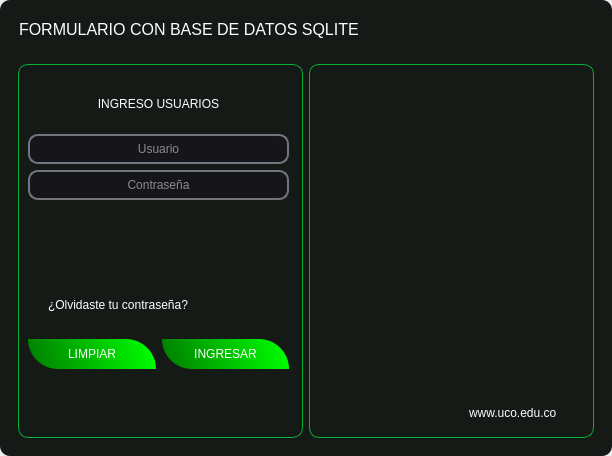
Above: frontend/vistas/login/login.ui from Johnatanvq/pooAPP before the change. Below: the same form after it.
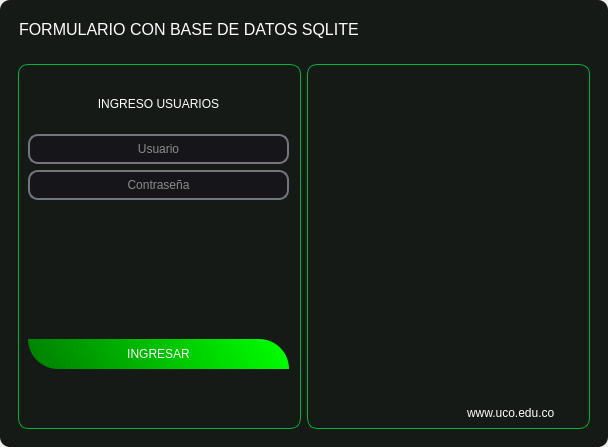
That is the form after the change. Icons and pictures are not drawn.

Commit message: pantalla de bienvenida agregada: redirige al login

```diff
--- a/frontend/vistas/login/login.ui
+++ b/frontend/vistas/login/login.ui
@@ -6,8 +6,8 @@
    <rect>
     <x>0</x>
     <y>0</y>
-    <width>612</width>
-    <height>456</height>
+    <width>608</width>
+    <height>447</height>
    </rect>
   </property>
   <property name="windowTitle">
@@ -124,19 +124,6 @@
             </property>
            </widget>
           </item>
-          <item>
-           <spacer name="login_horizontalSpacer">
-            <property name="orientation">
-             <enum>Qt::Horizontal</enum>
-            </property>
-            <property name="sizeHint" stdset="0">
-             <size>
-              <width>102</width>
-              <height>20</height>
-             </size>
-            </property>
-           </spacer>
-          </item>
           <item>
            <widget class="QPushButton" name="login_bt_minimizar">
             <property name="minimumSize">
@@ -327,25 +314,6 @@
               <set>Qt::AlignCenter</set>
              </property>
             </widget>
-            <widget class="QLabel" name="login_label_recuperacioncontrasena">
-             <property name="geometry">
-              <rect>
-               <x>30</x>
-               <y>230</y>
-               <width>231</width>
-               <height>21</height>
-              </rect>
-             </property>
-             <property name="maximumSize">
-              <size>
-               <width>16777215</width>
-               <height>40</height>
-              </size>
-             </property>
-             <property name="text">
-              <string>¿Olvidaste tu contraseña?</string>
-             </property>
-            </widget>
             <widget class="QWidget" name="layoutWidget">
              <property name="geometry">
               <rect>
@@ -355,34 +323,7 @@
                <height>61</height>
               </rect>
              </property>
-             <layout class="QHBoxLayout" name="horizontalLayout_3" stretch="1,1">
-              <item>
-               <widget class="QPushButton" name="login_bt_limpiar">
-                <property name="minimumSize">
-                 <size>
-                  <width>0</width>
-                  <height>30</height>
-                 </size>
-                </property>
-                <property name="styleSheet">
-                 <string notr="true">QPushButton{
-border-top-left-radius: 0 px;
-border-bottom-left-radius: 30px;
-border-top-right-radius: 30px;
-border-bottom-right-radius: 0px
-}
-QPushButton:hover{
-border-top-left-radius: 0 px;
-border-bottom-left-radius: 30px;
-border-top-right-radius: 30px;
-border-bottom-right-radius: 0px
-}</string>
-                </property>
-                <property name="text">
-                 <string>LIMPIAR</string>
-                </property>
-               </widget>
-              </item>
+             <layout class="QHBoxLayout" name="horizontalLayout_3" stretch="1">
               <item>
                <widget class="QPushButton" name="login_bt_ingresar">
                 <property name="minimumSize">
```
The commit also changes 5 other files.
